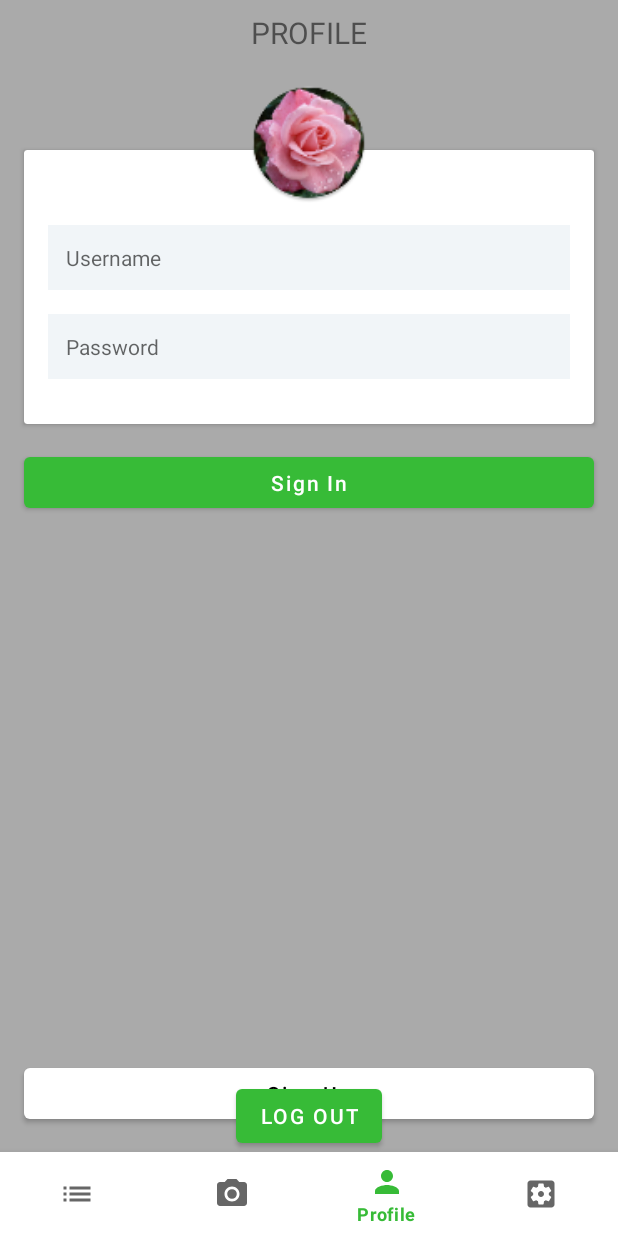
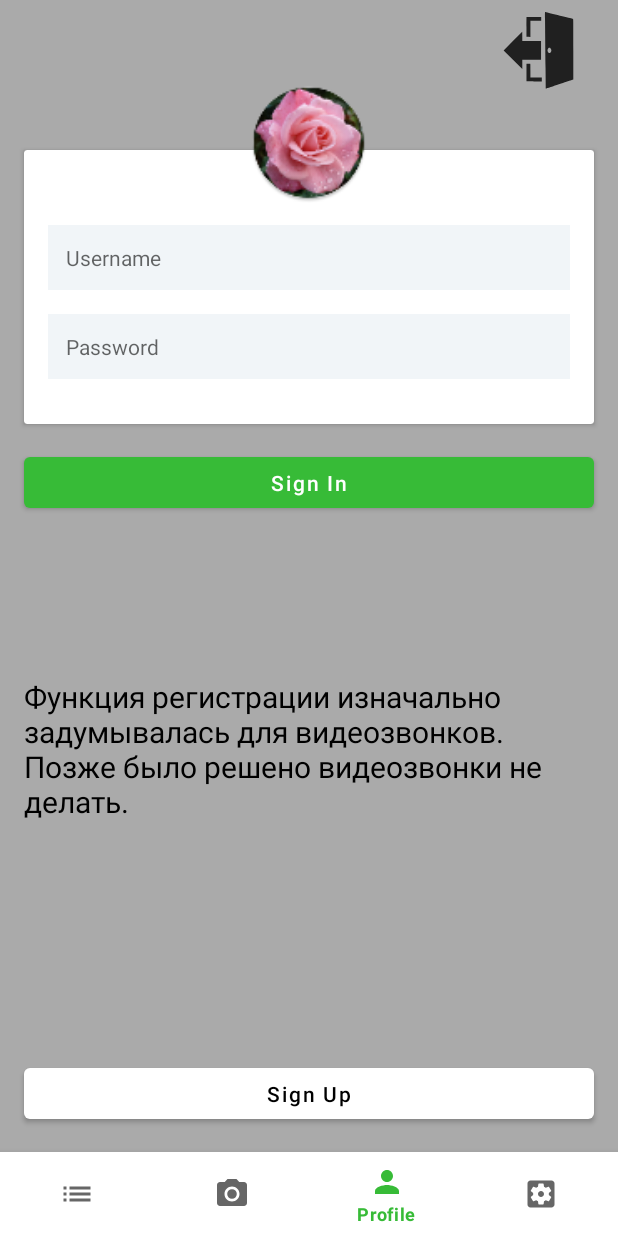
Before and after one commit to IlyaShvetsov/iFlower, an Android app: the fragment ProfileFragment placed in its activity, on a phone screen of 412 x 824 dp. Run offline under Robolectric (Android 15) with nearby library versions, the phone set to English and light mode, and no system bars; our stand-ins replace navigation-ui; network calls fail.

Commit message:
profile updates

```diff
--- a/app/src/main/java/com/iflower/account/data/UserRepository.kt
+++ b/app/src/main/java/com/iflower/account/data/UserRepository.kt
@@ -26,7 +26,7 @@ class UserRepository(context: Context) {
         return try {
             val registrationIsSuccess = UserAPI.registration(user)
             if (registrationIsSuccess) {
-                userStorage.logIn()
+                userStorage.logIn(user.userName ?: "")
             } else {
                 indicatorRegister.postValue(indicatorRegister.value?.plus(1))
             }
@@ -44,7 +44,7 @@ class UserRepository(context: Context) {
         return try {
             val loginIsSuccess = UserAPI.login(username, password)
             if (loginIsSuccess) {
-                userStorage.logIn()
+                userStorage.logIn(username)
             } else {
                 indicatorLogin.postValue(indicatorLogin.value?.plus(1))
             }
--- a/app/src/main/java/com/iflower/account/data/local/UserStorage.kt
+++ b/app/src/main/java/com/iflower/account/data/local/UserStorage.kt
@@ -7,24 +7,27 @@ import androidx.lifecycle.MutableLiveData
 
 class UserStorage(private val context: Context) {
     companion object {
-        private const val prefName = "userStoragePreferences"
+        const val prefName = "userStoragePreferences"
     }
 
     var loggedIn = MutableLiveData<Boolean>().apply {
-        val preferences = context.getSharedPreferences(prefName, Context.MODE_PRIVATE)
-        value = preferences.getBoolean("loggedIn", false)
+        value = context.getSharedPreferences(prefName, Context.MODE_PRIVATE).getBoolean("loggedIn", false)
     }
 
-    fun logIn() {
+    fun logIn(userName: String) {
         context.getSharedPreferences(prefName, Context.MODE_PRIVATE)
-                .edit().putBoolean("loggedIn", true).apply()
+                .edit().putBoolean("loggedIn", true).putString("username", userName).apply()
         loggedIn.postValue(true)
     }
 
     fun logOut() {
         context.getSharedPreferences(prefName, Context.MODE_PRIVATE)
-                .edit().putBoolean("loggedIn", false).apply()
+                .edit().putBoolean("loggedIn", false).putString("username", "").apply()
         loggedIn.postValue(false)
     }
 
+    fun getUsername(): String {
+        return context.getSharedPreferences(prefName, Context.MODE_PRIVATE).getString("username", "") ?: ""
+    }
+
 }
--- a/app/src/main/java/com/iflower/account/ui/ProfileFragment.kt
+++ b/app/src/main/java/com/iflower/account/ui/ProfileFragment.kt
@@ -1,10 +1,12 @@
 package com.iflower.account.ui
 
+import android.content.Context
 import android.os.Bundle
 import android.view.LayoutInflater
 import android.view.View
 import android.view.ViewGroup
-import android.widget.Button
+import android.widget.ImageButton
+import android.widget.TextView
 import androidx.fragment.app.Fragment
 import com.iflower.R
 import com.iflower.account.AccountFragment
@@ -18,7 +20,10 @@ class ProfileFragment : Fragment() {
                               savedInstanceState: Bundle?): View? {
 
         val root = inflater.inflate(R.layout.fragment_profile, container, false)
-        root.findViewById<Button>(R.id.btn_logout).setOnClickListener {
+        root.findViewById<TextView>(R.id.text_username).text = requireContext()
+                .getSharedPreferences(UserStorage.prefName, Context.MODE_PRIVATE)
+                .getString("username", "") ?: ""
+        root.findViewById<ImageButton>(R.id.btn_logout).setOnClickListener {
             (parentFragment as AccountFragment).logout()
         }
         return root
--- /dev/null
+++ b/app/src/main/res/drawable/ic_logout.xml
@@ -0,0 +1,12 @@
+<vector android:alpha="0.9" android:height="52dp"
+    android:viewportHeight="520" android:viewportWidth="900"
+    android:width="90dp" xmlns:android="http://schemas.android.com/apk/res/android">
+    <path android:fillColor="#111111"
+        android:pathData="M493.4,44.7c0.6,42.9 1.3,103.6 3.6,327.8 1.4,137.7 1.4,137.2 2.2,138 0.7,0.8 3.8,-0.2 101.8,-33.5 32.7,-11.1 64.3,-21.8 70.3,-23.8l10.7,-3.6 0,-191.2c0,-105.1 -0.3,-195.9 -0.6,-201.7l-0.7,-10.6 -8.7,-2.1c-15.7,-3.6 -176.5,-43 -177.9,-43.5 -1.1,-0.4 -1.2,6.7 -0.7,44.2zM530.6,242.5c7.2,7.6 7.1,19.7 -0.2,27 -4.8,4.9 -10.2,4.9 -14.9,0.2 -3.3,-3.3 -5.5,-8.8 -5.5,-13.7 0,-4.9 2.2,-10.4 5.5,-13.7 2.7,-2.7 4.1,-3.3 7.5,-3.3 3.6,-0 4.8,0.6 7.6,3.5z" android:strokeColor="#00000000"/>
+    <path android:fillColor="#111111"
+        android:pathData="M370,35.7c-0.1,1.6 -0.1,31.4 -0.2,66.3l-0.1,63.5 13.2,0.3 13.1,0.3 0,-53.6 0,-53.5 36,-0 36,-0 0,-13 0,-13 -49,-0 -49,-0 0,2.7z" android:strokeColor="#00000000"/>
+    <path android:fillColor="#111111"
+        android:pathData="M279.5,194l-62,62 62.3,62.3 62.2,62.2 0,-31.3 0,-31.2 62.5,-0 62.5,-0 0,-62 0,-62 -62.5,-0 -62.5,-0 -0.2,-31 -0.3,-31 -62,62z" android:strokeColor="#00000000"/>
+    <path android:fillColor="#111111"
+        android:pathData="M369.9,345.9c0,0.6 0,115 0.1,116.3 0,0.5 23,0.8 51,0.8l51,-0 0,-13.5 0,-13.5 -38,-0 -38,-0 0,-44.9c0,-42 -0.1,-45 -1.7,-45.4 -2.5,-0.7 -24.3,-0.5 -24.4,0.2z" android:strokeColor="#00000000"/>
+</vector>
--- a/app/src/main/res/layout/fragment_profile.xml
+++ b/app/src/main/res/layout/fragment_profile.xml
@@ -2,29 +2,44 @@
 <androidx.constraintlayout.widget.ConstraintLayout
     xmlns:android="http://schemas.android.com/apk/res/android"
     xmlns:app="http://schemas.android.com/apk/res-auto"
+    xmlns:tools="http://schemas.android.com/tools"
     android:layout_width="match_parent"
     android:layout_height="match_parent">
 
+    <ImageButton
+        android:id="@+id/btn_logout"
+        android:layout_width="wrap_content"
+        android:layout_height="wrap_content"
+        android:layout_margin="8dp"
+        android:background="@drawable/ic_logout"
+        app:layout_constraintEnd_toEndOf="parent"
+        app:layout_constraintTop_toTopOf="parent" />
+
     <TextView
-        android:id="@+id/text_dashboard"
+        android:id="@+id/text_username"
         android:layout_width="wrap_content"
         android:layout_height="wrap_content"
         android:layout_marginStart="8dp"
-        android:layout_marginTop="8dp"
         android:layout_marginEnd="8dp"
         android:textSize="20sp"
-        android:text="PROFILE"
+        tools:text="Username"
+        android:textColor="@color/black"
+        app:layout_constraintStart_toStartOf="parent"
         app:layout_constraintEnd_toEndOf="parent"
+        app:layout_constraintTop_toTopOf="parent"
+        app:layout_constraintBottom_toTopOf="@id/text_about"/>
+
+    <TextView
+        android:id="@+id/text_about"
+        android:layout_width="match_parent"
+        android:layout_height="wrap_content"
+        android:layout_margin="16dp"
+        android:text="@string/profile_about"
+        android:textSize="20sp"
+        android:textColor="@color/black"
+        app:layout_constraintTop_toBottomOf="@id/text_username"
+        app:layout_constraintBottom_toBottomOf="parent"
         app:layout_constraintStart_toStartOf="parent"
-        app:layout_constraintTop_toTopOf="parent" />
-
-    <Button
-        android:id="@+id/btn_logout"
-        android:layout_width="wrap_content"
-        android:layout_height="wrap_content"
-        android:text="Log out"
-        app:layout_constraintBottom_toBottomOf="parent"
-        app:layout_constraintEnd_toEndOf="parent"
-        app:layout_constraintStart_toStartOf="parent" />
+        app:layout_constraintEnd_toEndOf="parent"/>
 
 </androidx.constraintlayout.widget.ConstraintLayout>
--- a/app/src/main/res/values/strings.xml
+++ b/app/src/main/res/values/strings.xml
@@ -37,4 +37,10 @@
            на себя всю ответственность за их точность, полноту и достоверность.
     </string>
 
+    <string name="profile_about">
+        Функция регистрации изначально задумывалась для видеозвонков.
+        Позже было решено видеозвонки не делать.
+    </string>
+
+
 </resources>
```
